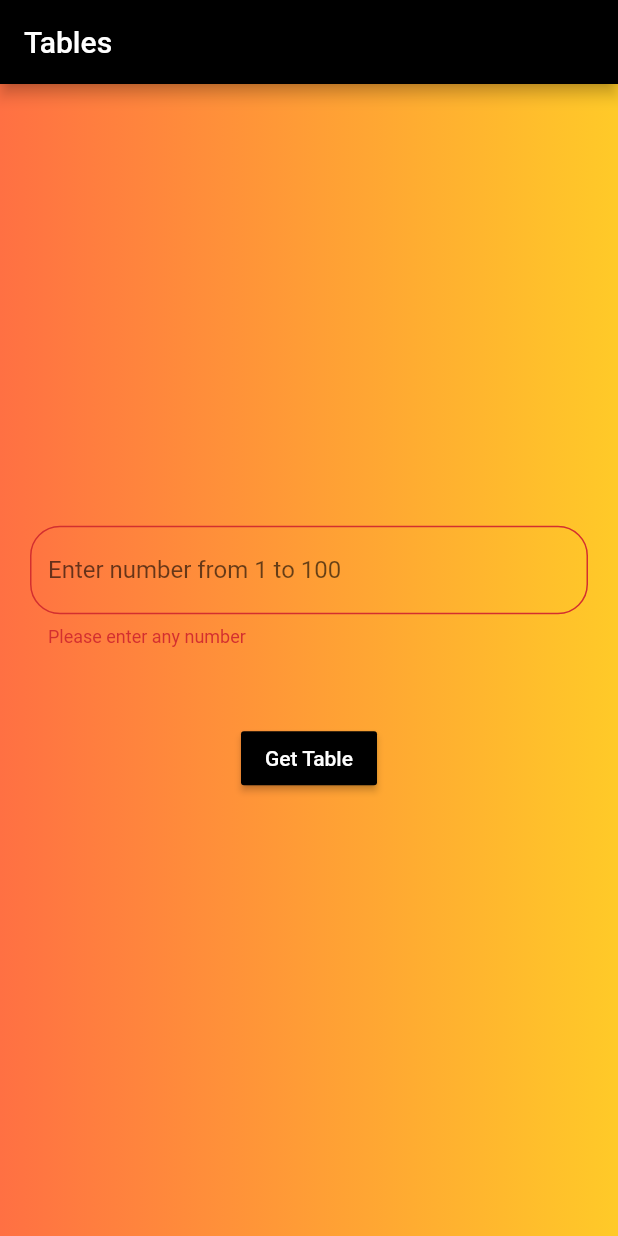
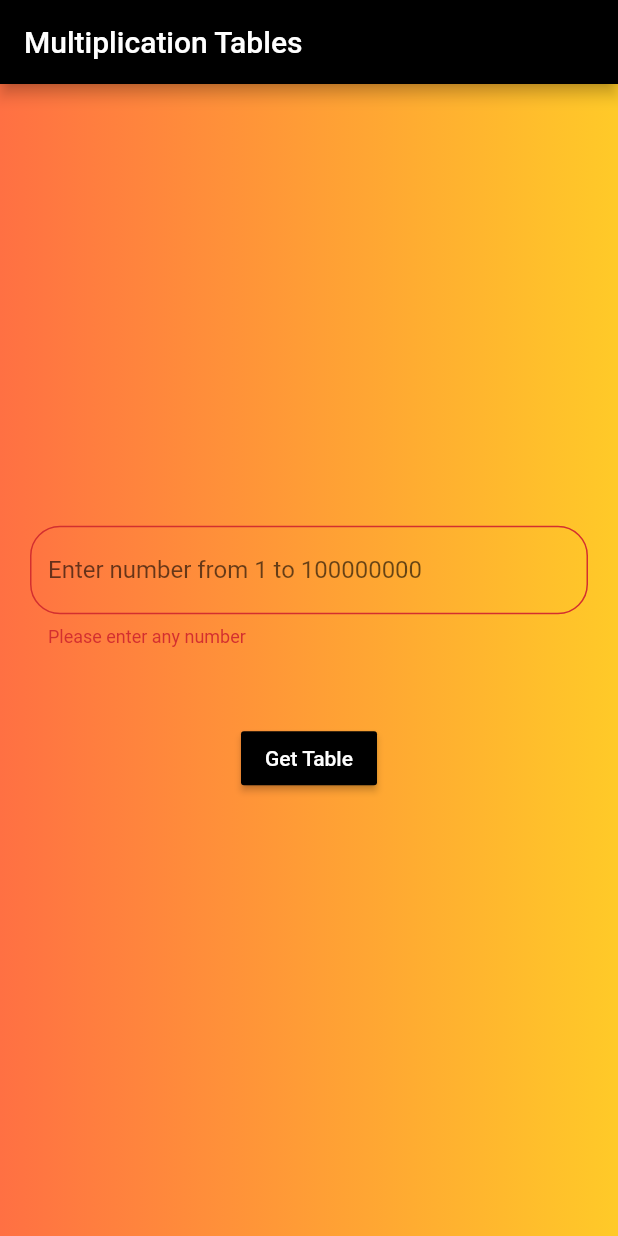
Before and after one commit to jasanisoham/multiplication_table, a Flutter app: the screen it shows after launch, on a phone screen of 412 x 824 dp. Run offline on Flutter 3.47's test engine with Material 2 defaults, Android fonts, the phone set to English and light mode, and no system bars.

```diff
--- a/lib/main.dart
+++ b/lib/main.dart
@@ -1,7 +1,6 @@
 import 'package:flutter/material.dart';
 import 'main_screen.dart';
-import 'screen.dart';
-import 'table.dart';
+
 
 void main() {
   runApp(MyApp());
--- a/lib/main_screen.dart
+++ b/lib/main_screen.dart
@@ -15,7 +15,7 @@ class _MainScreenState extends State<MainScreen> {
       appBar: AppBar(
         backgroundColor: Colors.black,
         title:const Text(
-          'Tables',
+          'Multiplication Tables',
           style: TextStyle(
             color: Colors.white,
           ),
@@ -50,8 +50,8 @@ class _MainScreenState extends State<MainScreen> {
                         return "Please enter any number";
                       } else if (val!.contains('.') || val.contains('-')) {
                         return 'Only number are allowed';
-                      } else if (int.parse(val!) < 0 || int.parse(val) > 100) {
-                        return "Can't be less than 0 and more than 100";
+                      } else if (int.parse(val!) < 0 || int.parse(val) > 100000000) {
+                        return "Can't be less than 0 and more than 100000000";
                       } else {
                         return null;
                       }
@@ -61,7 +61,7 @@ class _MainScreenState extends State<MainScreen> {
                     cursorWidth: 3.0,
                     decoration: InputDecoration(
                       focusColor: Colors.black,
-                      hintText: 'Enter number from 1 to 100',
+                      hintText: 'Enter number from 1 to 100000000',
                       border: OutlineInputBorder(
                         borderRadius: BorderRadius.circular(20.0),
                       ),
--- a/lib/screen.dart
+++ /dev/null
@@ -1 +0,0 @@
-// TODO Implement this library.
--- a/lib/table.dart
+++ /dev/null
@@ -1 +0,0 @@
-// TODO Implement this library.
```
Also changed, not shown: pubspec.lock.
